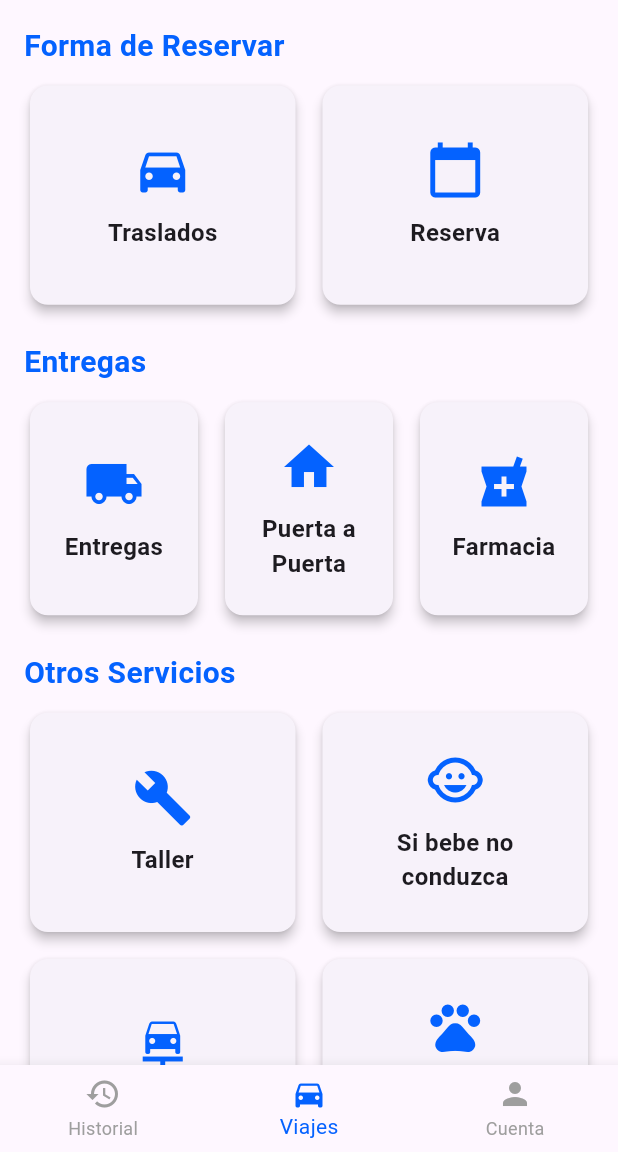
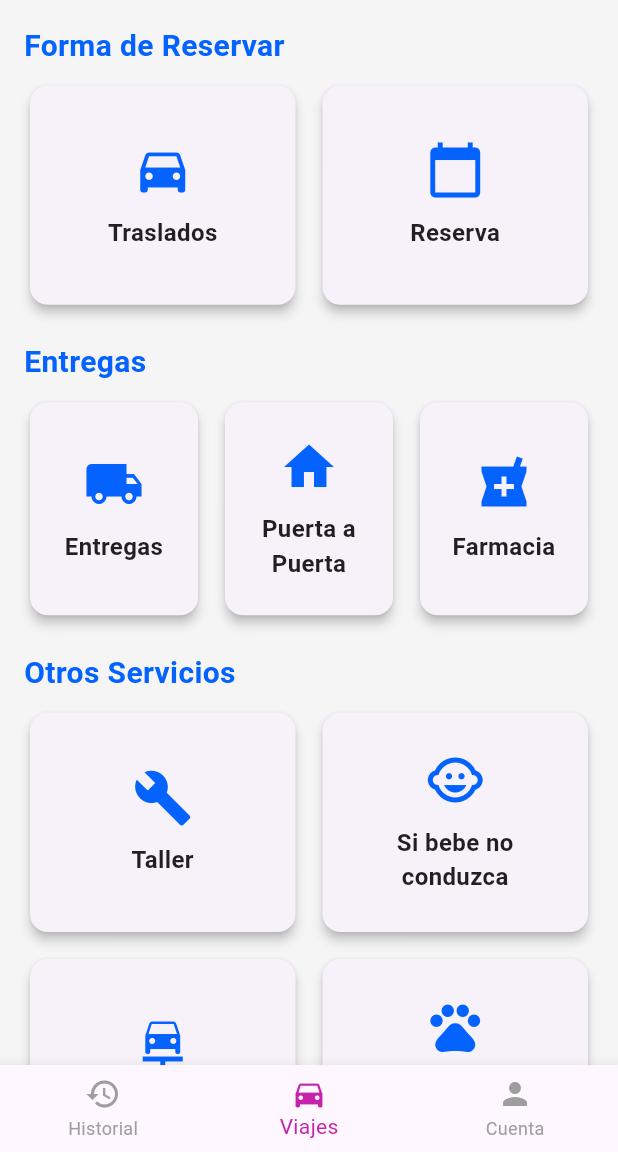
Before and after one commit to nicoloyolar/rider-mobile, a Flutter app: the ViajesScreen screen opened directly with empty values, on a phone screen of 412 x 824 dp, the part 84-1236 px from its top. Run offline on Flutter 3.47's test engine with Material 3 defaults, Android fonts, the phone set to English and light mode, and no system bars; our stand-ins replace geocoding, geolocator, google_maps_flutter, google_sign_in, image_picker, sqflite; accounts and stored records are empty.

Commit message:
Creacion de themes

```diff
--- a/lib/main.dart
+++ b/lib/main.dart
@@ -1,4 +1,5 @@
 import 'package:flutter/material.dart';
+import 'package:rider/theme/app_theme.dart';
 import 'login_screen.dart';
 
 void main() {
@@ -12,9 +13,7 @@ class MyApp extends StatelessWidget {
   Widget build(BuildContext context) {
     return MaterialApp(
       debugShowCheckedModeBanner: false,
-      theme: ThemeData(
-        primarySwatch: Colors.blue,
-      ),
+      theme: AppTheme.lightTheme,
       home: LoginScreen(),
     );
   }
--- a/lib/main_screen.dart
+++ b/lib/main_screen.dart
@@ -12,6 +12,7 @@ import 'package:rider/taller_screen.dart';
 import 'package:rider/traslado_ciudad_screen.dart';
 import 'package:rider/traslados_screen.dart';
 import 'package:rider/widgets/custom_app_bar.dart';
+import 'package:rider/theme/app_colors.dart';
 
 class ViajesScreen extends StatelessWidget {
   final String userEmail;
@@ -65,7 +66,7 @@ class ViajesScreen extends StatelessWidget {
         ),
       ),
       bottomNavigationBar: BottomNavigationBar(
-        selectedItemColor: Color(0xFF0462FF),
+        selectedItemColor: AppColors.primary,
         unselectedItemColor: Colors.grey,
         currentIndex: 1,
         onTap: (index) {
--- /dev/null
+++ b/lib/theme/app_colors.dart
@@ -0,0 +1,12 @@
+import 'package:flutter/material.dart';
+
+class AppColors {
+  static const Color primary = Color.fromARGB(255, 197, 36, 170); // Celeste principal
+  static const Color secondary = Color(0xFF00C853); // Verde acento
+  static const Color background = Color(0xFFF5F5F5); // Fondo general
+  static const Color surface = Colors.white;
+  static const Color textPrimary = Colors.black87;
+  static const Color textSecondary = Colors.black45;
+  static const Color error = Colors.redAccent;
+  static const Color border = Colors.black12;
+}
--- /dev/null
+++ b/lib/theme/app_text_styles.dart
@@ -0,0 +1,31 @@
+import 'package:flutter/material.dart';
+import 'app_colors.dart';
+
+class AppTextStyles {
+  static const TextStyle title = TextStyle(
+    fontSize: 22,
+    fontWeight: FontWeight.bold,
+    color: AppColors.textPrimary,
+  );
+
+  static const TextStyle subtitle = TextStyle(
+    fontSize: 18,
+    color: AppColors.textSecondary,
+  );
+
+  static const TextStyle body = TextStyle(
+    fontSize: 16,
+    color: AppColors.textPrimary,
+  );
+
+  static const TextStyle caption = TextStyle(
+    fontSize: 12,
+    color: AppColors.textSecondary,
+  );
+
+  static const TextStyle button = TextStyle(
+    fontSize: 16,
+    fontWeight: FontWeight.w600,
+    color: Colors.white,
+  );
+}
```
Also changed, not shown: lib/theme/app_spacing.dart (added, +7 -0 lines), lib/theme/app_theme.dart (added, +39 -0 lines).
